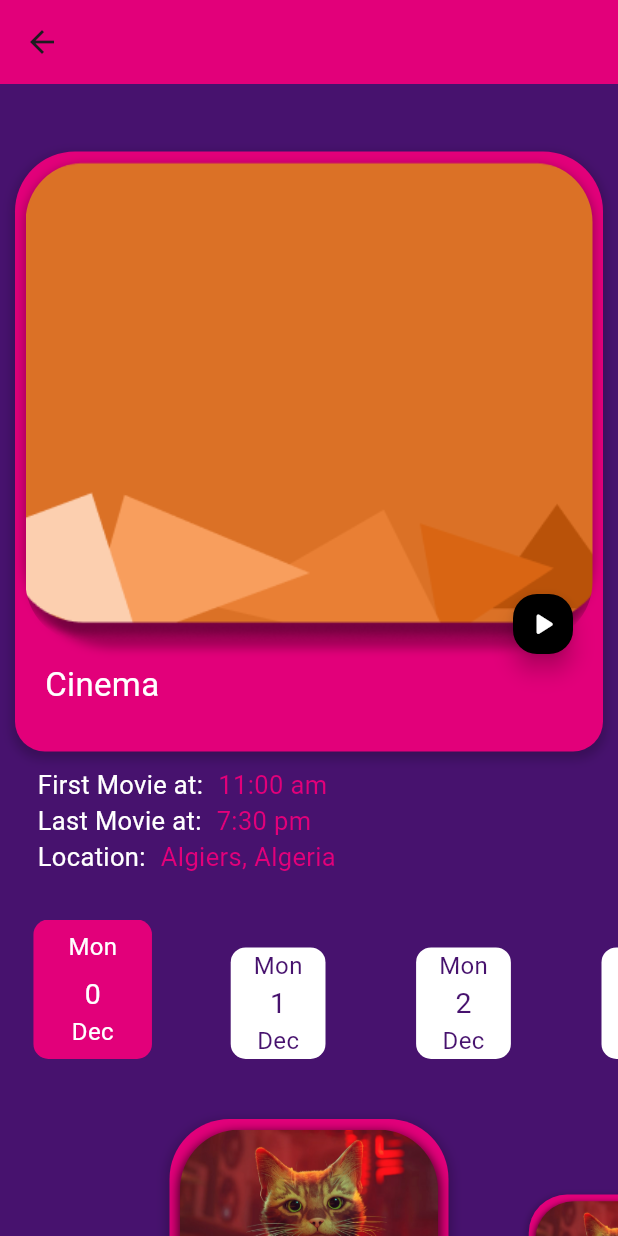
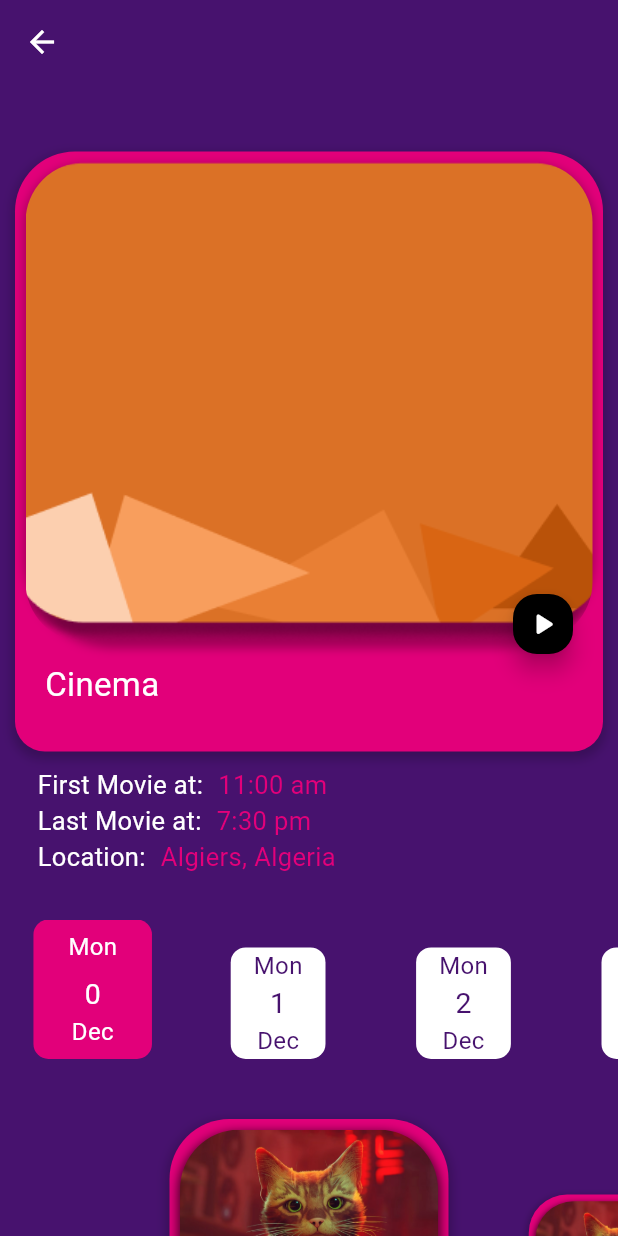
Before and after one commit to Abd-Elhakim-Arabet/Prog-Cine, a Flutter app: the cinemaDescription screen opened by its route, on a phone screen of 412 x 824 dp. Run offline on Flutter 3.47's test engine with Material 3 defaults, Android fonts, the phone set to English and light mode, and no system bars; drawn by our look-alikes of carousel_slider; our stand-ins replace cloud_firestore, firebase_auth, firebase_core, google_nav_bar, shared_preferences, smooth_page_indicator; accounts and stored records are empty; Roboto replaces fonts that are missing (hurme); project files that could hold a hidden picture were left out.

Commit message:
remove annoying navbar

```diff
--- a/lib/pages/cinema_description.dart
+++ b/lib/pages/cinema_description.dart
@@ -25,7 +25,8 @@ class _cinemaDescriptionState extends State<cinemaDescription> {
     return Scaffold(
       backgroundColor: AppColors.myBackground,
       appBar: AppBar(
-        backgroundColor: AppColors.myPrimary,
+        iconTheme: IconThemeData(color: AppColors.myAccent),
+        backgroundColor:Colors.transparent,
       ),
       body: SingleChildScrollView(
         child: Column(
```
Also changed, not shown: lib/pages/movie_description.dart (+5 -2 lines).
